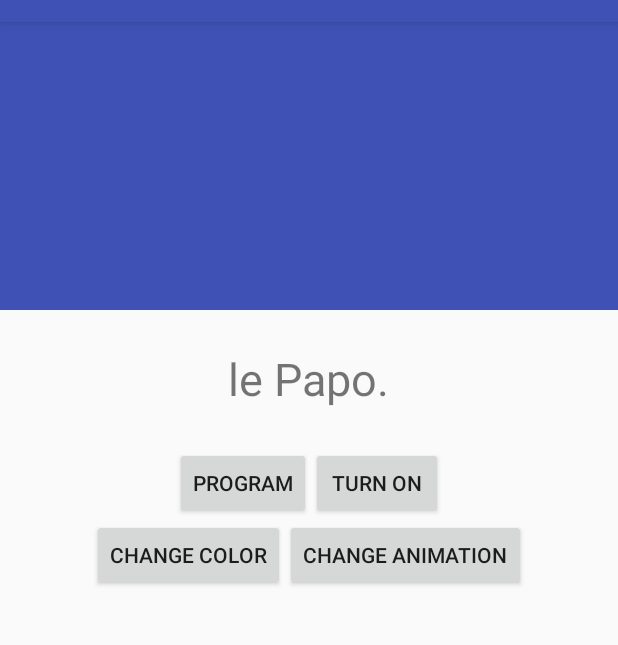
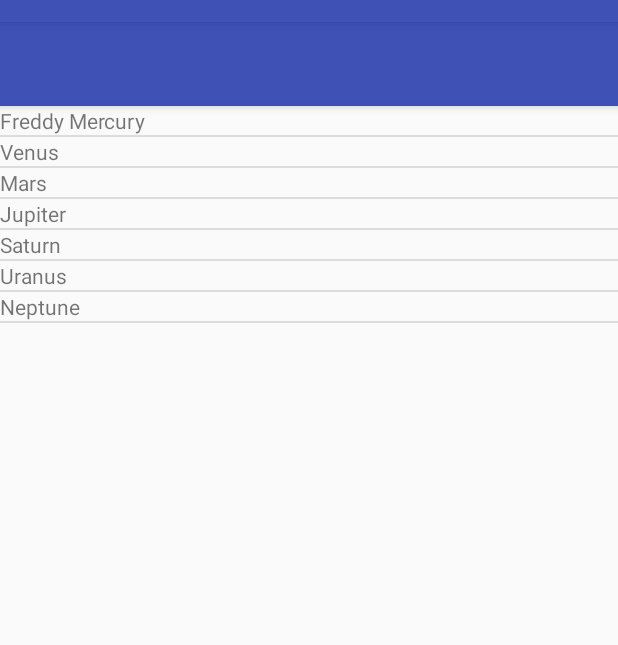
Before and after one commit to SandraDeLaPurification/AppPapoLampion, an Android app: the screen it shows after launch (MainActivity before the commit, program_select_instruction after it), on a phone screen of 412 x 824 dp, the part 62-707 px from its top. Run offline under Robolectric (Android 15) with nearby library versions, the phone set to English and light mode, and no system bars.

Commit message:
listview fixed

```diff
--- a/app/src/main/java/papo/com/apppapolampion/MainActivity.java
+++ b/app/src/main/java/papo/com/apppapolampion/MainActivity.java
@@ -15,12 +15,12 @@ public class MainActivity extends AppCompatActivity {
 
     }
 
-    /*
+
     @Override
     protected void onResume() {
         super.onResume();
-        Intent intent = new Intent(MainActivity.this, pick_color.class);
+        Intent intent = new Intent(MainActivity.this, program_select_instruction.class);
         startActivity(intent);
     }
-    */
+
 }
--- a/app/src/main/java/papo/com/apppapolampion/program_select_instruction.java
+++ b/app/src/main/java/papo/com/apppapolampion/program_select_instruction.java
@@ -16,6 +16,7 @@ public class program_select_instruction extends AppCompatActivity {
         super.onCreate(savedInstanceState);
         setContentView(R.layout.activity_program_select_instruction);
 
+        ListView listView = (ListView) findViewById(R.id.listInstruction);
         List<String> planetsList = new ArrayList<String>();
 
         planetsList.add("Freddy Mercury");
@@ -26,10 +27,10 @@ public class program_select_instruction extends AppCompatActivity {
         planetsList.add("Uranus");
         planetsList.add("Neptune");
 
-        ArrayAdapter adapter = new ArrayAdapter<String>(this,
-                R.layout.activity_program_select_instruction, planetsList);
+        final ArrayAdapter adapter = new ArrayAdapter<String>(this,
+                R.layout.select_instruction_listview_line, R.id.select_instruction_textview, planetsList);
 
-        ListView listView = (ListView) findViewById(R.id.listInstruction);
+
         listView.setAdapter(adapter);
     }
 }
--- a/app/src/main/res/layout/activity_program_select_instruction.xml
+++ b/app/src/main/res/layout/activity_program_select_instruction.xml
@@ -30,7 +30,9 @@
         <ListView
             android:id="@+id/listInstruction"
             android:layout_width="match_parent"
-            android:layout_height="match_parent" />
+            android:layout_height="match_parent" >
+
+        </ListView>
     </LinearLayout>
 
 
--- /dev/null
+++ b/app/src/main/res/layout/select_instruction_listview_line.xml
@@ -0,0 +1,13 @@
+<?xml version="1.0" encoding="utf-8"?>
+<LinearLayout android:layout_width="match_parent"
+    android:layout_height="match_parent"
+    android:orientation="vertical"
+    xmlns:android="http://schemas.android.com/apk/res/android">
+
+    <TextView
+        android:id="@+id/select_instruction_textview"
+        android:layout_width="match_parent"
+        android:layout_height="match_parent" >
+    </TextView>
+
+</LinearLayout>
```
